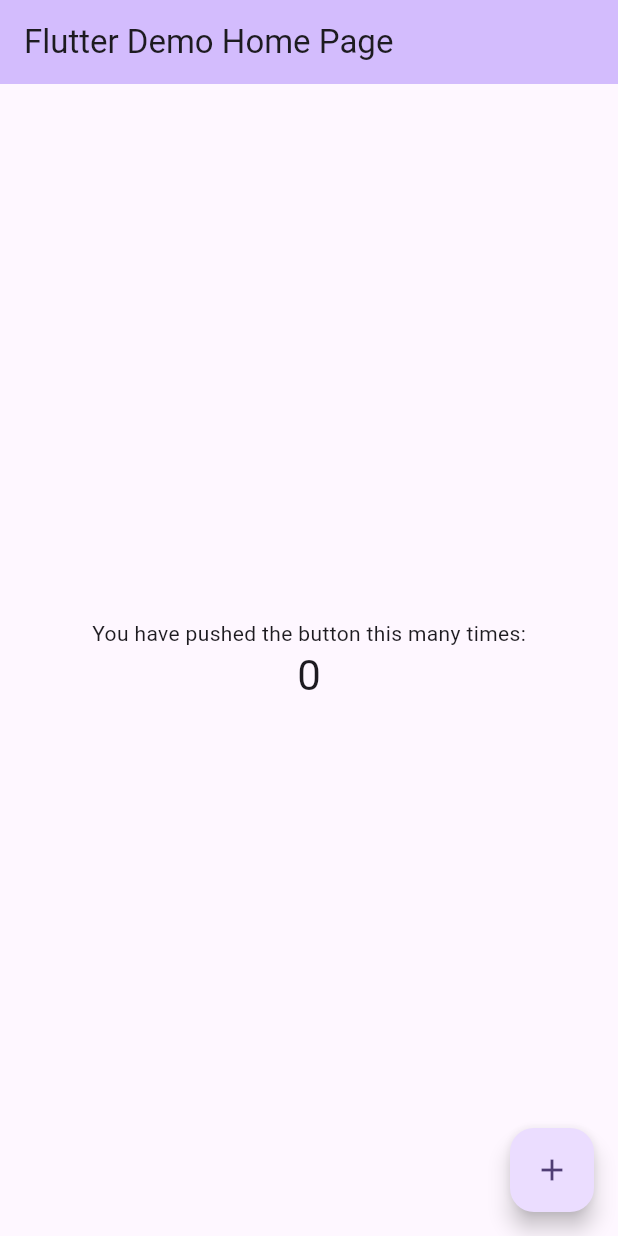
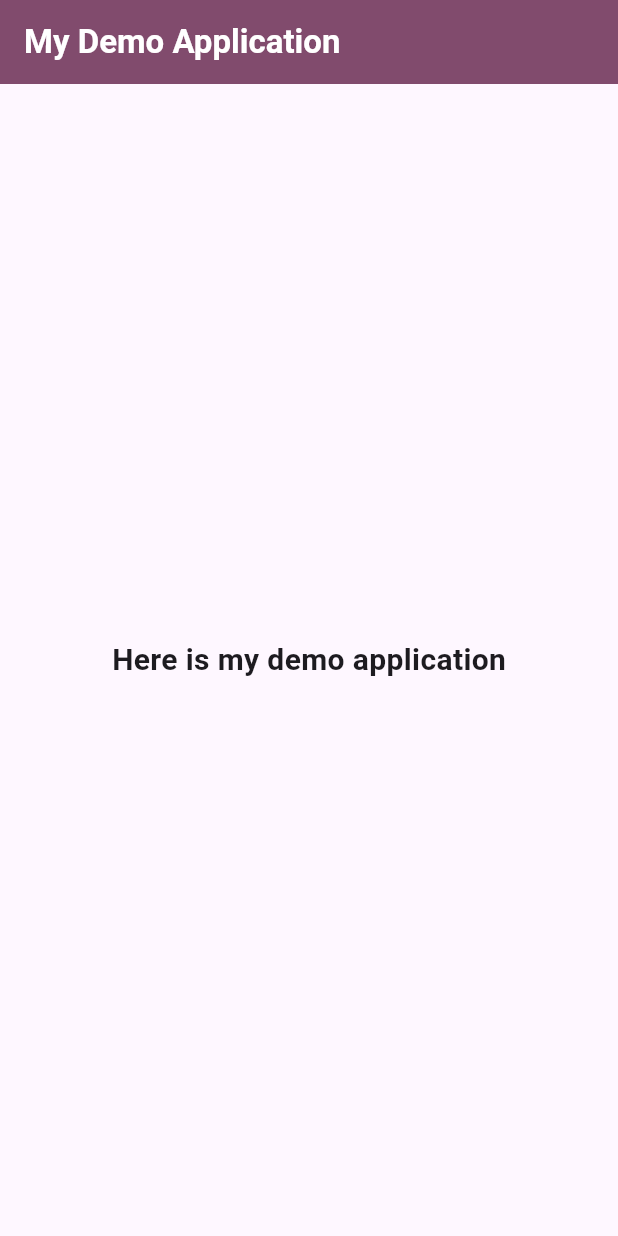
Before and after one commit to sowjanyadonga692/demo_app, a Flutter app: the screen it shows after launch, on a phone screen of 412 x 824 dp. Run offline on Flutter 3.47's test engine with Material 3 defaults, Android fonts, the phone set to English and light mode, and no system bars.

Commit message:
Assignment 4

```diff
--- a/lib/main.dart
+++ b/lib/main.dart
@@ -1,122 +1,8 @@
+
+
+import 'package:demo_app/my_demo_app.dart';
 import 'package:flutter/material.dart';
 
 void main() {
-  runApp(const MyApp());
+  runApp(MyDemoApp());
 }
-
-class MyApp extends StatelessWidget {
-  const MyApp({super.key});
-
-  // This widget is the root of your application.
-  @override
-  Widget build(BuildContext context) {
-    return MaterialApp(
-      title: 'Flutter Demo',
-      theme: ThemeData(
-        // This is the theme of your application.
-        //
-        // TRY THIS: Try running your application with "flutter run". You'll see
-        // the application has a purple toolbar. Then, without quitting the app,
-        // try changing the seedColor in the colorScheme below to Colors.green
-        // and then invoke "hot reload" (save your changes or press the "hot
-        // reload" button in a Flutter-supported IDE, or press "r" if you used
-        // the command line to start the app).
-        //
-        // Notice that the counter didn't reset back to zero; the application
-        // state is not lost during the reload. To reset the state, use hot
-        // restart instead.
-        //
-        // This works for code too, not just values: Most code changes can be
-        // tested with just a hot reload.
-        colorScheme: .fromSeed(seedColor: Colors.deepPurple),
-      ),
-      home: const MyHomePage(title: 'Flutter Demo Home Page'),
-    );
-  }
-}
-
-class MyHomePage extends StatefulWidget {
-  const MyHomePage({super.key, required this.title});
-
-  // This widget is the home page of your application. It is stateful, meaning
-  // that it has a State object (defined below) that contains fields that affect
-  // how it looks.
-
-  // This class is the configuration for the state. It holds the values (in this
-  // case the title) provided by the parent (in this case the App widget) and
-  // used by the build method of the State. Fields in a Widget subclass are
-  // always marked "final".
-
-  final String title;
-
-  @override
-  State<MyHomePage> createState() => _MyHomePageState();
-}
-
-class _MyHomePageState extends State<MyHomePage> {
-  int _counter = 0;
-
-  void _incrementCounter() {
-    setState(() {
-      // This call to setState tells the Flutter framework that something has
-      // changed in this State, which causes it to rerun the build method below
-      // so that the display can reflect the updated values. If we changed
-      // _counter without calling setState(), then the build method would not be
-      // called again, and so nothing would appear to happen.
-      _counter++;
-    });
-  }
-
-  @override
-  Widget build(BuildContext context) {
-    // This method is rerun every time setState is called, for instance as done
-    // by the _incrementCounter method above.
-    //
-    // The Flutter framework has been optimized to make rerunning build methods
-    // fast, so that you can just rebuild anything that needs updating rather
-    // than having to individually change instances of widgets.
-    return Scaffold(
-      appBar: AppBar(
-        // TRY THIS: Try changing the color here to a specific color (to
-        // Colors.amber, perhaps?) and trigger a hot reload to see the AppBar
-        // change color while the other colors stay the same.
-        backgroundColor: Theme.of(context).colorScheme.inversePrimary,
-        // Here we take the value from the MyHomePage object that was created by
-        // the App.build method, and use it to set our appbar title.
-        title: Text(widget.title),
-      ),
-      body: Center(
-        // Center is a layout widget. It takes a single child and positions it
-        // in the middle of the parent.
-        child: Column(
-          // Column is also a layout widget. It takes a list of children and
-          // arranges them vertically. By default, it sizes itself to fit its
-          // children horizontally, and tries to be as tall as its parent.
-          //
-          // Column has various properties to control how it sizes itself and
-          // how it positions its children. Here we use mainAxisAlignment to
-          // center the children vertically; the main axis here is the vertical
-          // axis because Columns are vertical (the cross axis would be
-          // horizontal).
-          //
-          // TRY THIS: Invoke "debug painting" (choose the "Toggle Debug Paint"
-          // action in the IDE, or press "p" in the console), to see the
-          // wireframe for each widget.
-          mainAxisAlignment: .center,
-          children: [
-            const Text('You have pushed the button this many times:'),
-            Text(
-              '$_counter',
-              style: Theme.of(context).textTheme.headlineMedium,
-            ),
-          ],
-        ),
-      ),
-      floatingActionButton: FloatingActionButton(
-        onPressed: _incrementCounter,
-        tooltip: 'Increment',
-        child: const Icon(Icons.add),
-      ),
-    );
-  }
-}
--- /dev/null
+++ b/lib/my_demo_app.dart
@@ -0,0 +1,17 @@
+
+
+import 'package:demo_app/screens/my_home_screen.dart';
+import 'package:flutter/material.dart';
+
+class MyDemoApp extends StatelessWidget {
+  const MyDemoApp({super.key});
+
+  @override
+  Widget build(BuildContext context) {
+    return MaterialApp(
+      title: "My Demo App",
+      debugShowCheckedModeBanner: false,
+      home: MyHomeScreen()
+    );
+  }
+}
--- /dev/null
+++ b/lib/screens/my_home_screen.dart
@@ -0,0 +1,18 @@
+
+
+import 'package:flutter/material.dart';
+
+class MyHomeScreen extends StatelessWidget {
+  const MyHomeScreen({super.key});
+
+  @override
+  Widget build(BuildContext context) {
+    return Scaffold(
+        appBar: AppBar(
+          title: Text("My Demo Application", style: TextStyle(color: Colors.white, fontWeight: .bold)),
+          backgroundColor: const Color.fromARGB(255, 129, 75, 109),
+        ),
+        body: Center(child: Text("Here is my demo application", style: TextStyle(fontSize: 20, fontWeight: FontWeight.bold),),),
+      );
+  }
+}
```
Also changed, not shown: Screenshot 2026-03-20 at 5.04.46 PM.png (added), 1 other file.
